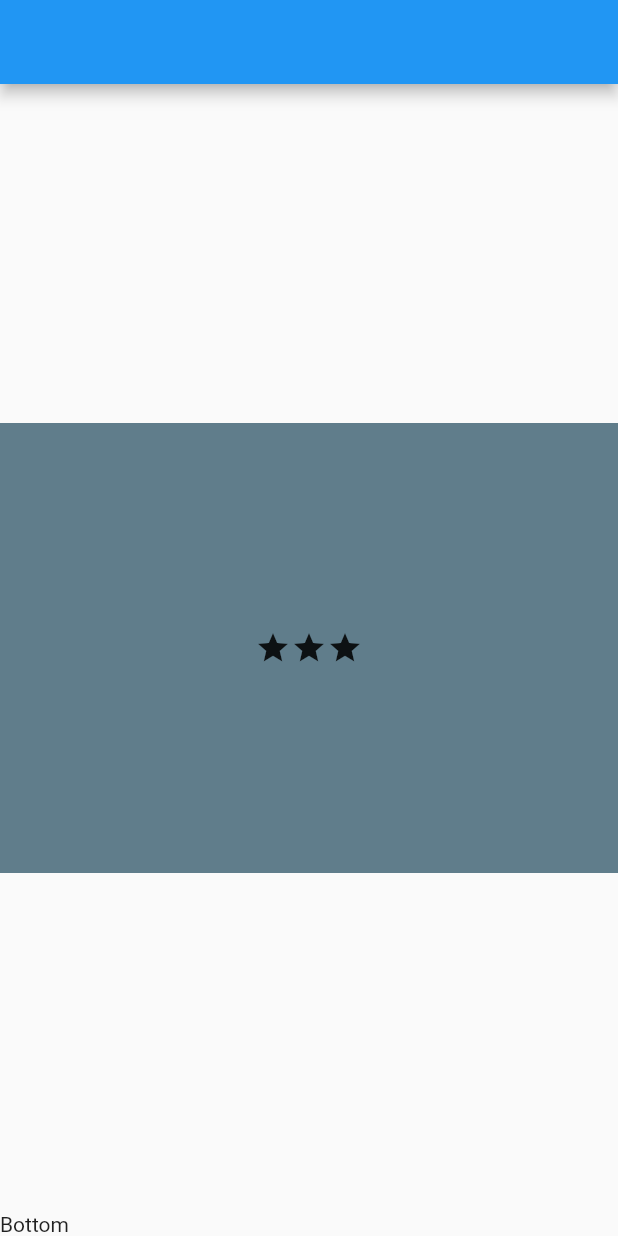
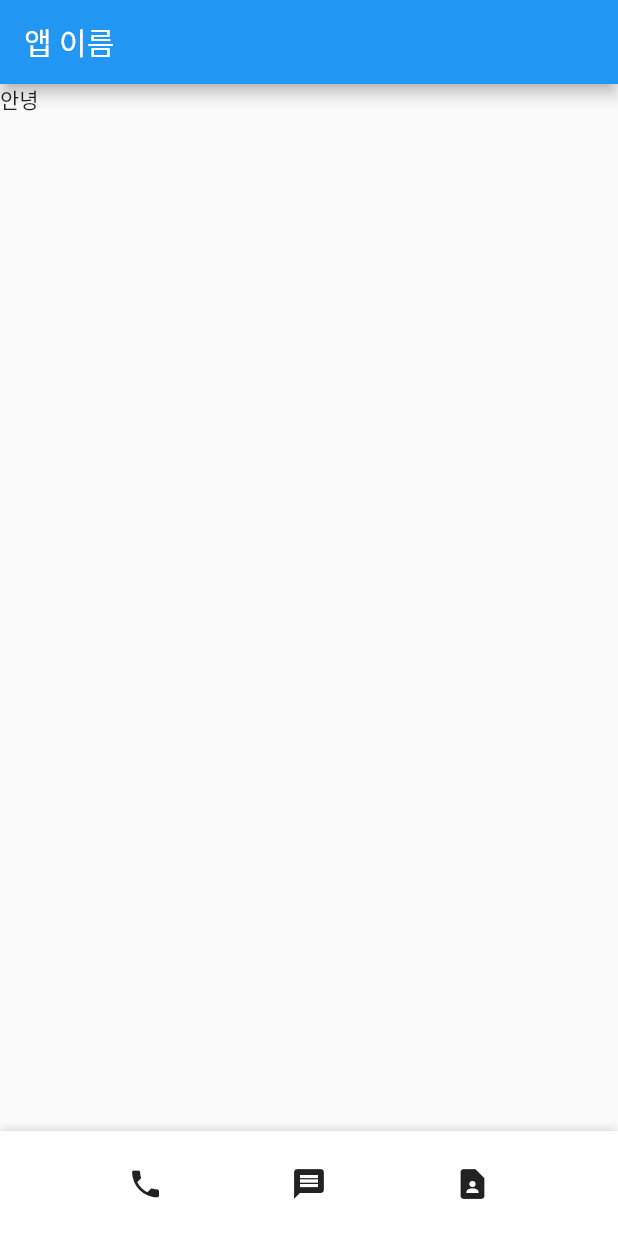
Before and after one commit to milk717/flutter-study, a Flutter app: the screen it shows after launch, on a phone screen of 412 x 824 dp. Run offline on Flutter 3.47's test engine with Material 2 defaults, Android fonts, the phone set to English and light mode, and no system bars.

Commit message:
Scaffold 활용

```diff
--- a/lib/main.dart
+++ b/lib/main.dart
@@ -10,27 +10,32 @@ class MyApp extends StatelessWidget {
   Widget build(BuildContext context) {
     return MaterialApp(
       home: Scaffold( //레이아웃을 상 중 하로 나누어줌
-        appBar: AppBar(), //상단
-        body: Center(
-          child: Container(
-            color: Colors.blueGrey,
-            height: 300,
-            child: Row(  //body == 중단, Row == 레이아웃을 가로로 배치 (Column == 세로로 배치)
-              mainAxisAlignment: MainAxisAlignment.center,  //가로축 정렬 (CSS flexBox 랑 비슷한가???)
-              crossAxisAlignment: CrossAxisAlignment.center,  //세로축 정렬
-              /*
-                현재 Row 여서 정축이 가로니까 mainAxisAlignment 가 가로축이 되고,
-                crossAxisAlignment 가 세로축이 된다. Column 으로 설정 시 반대
-              */
-              children: const [
-                Icon(Icons.star),
-                Icon(Icons.star),
-                Icon(Icons.star),
-              ],
-            ),
+        appBar: AppBar(
+          title: Text('앱 이름'),
+        ), //상단
+        body: Text('안녕'),
+        bottomNavigationBar: Container(
+          height: 70,
+          decoration: BoxDecoration(
+            color: Colors.white,
+            boxShadow: [
+              BoxShadow(
+                color: Colors.grey.withOpacity(0.5),
+                spreadRadius: 0,
+                blurRadius: 5.0,
+              )
+            ]
           ),
-        ),
-          bottomNavigationBar: Text("Bottom"),  //하단
+          child: Row(
+            mainAxisAlignment: MainAxisAlignment.spaceEvenly,
+            crossAxisAlignment: CrossAxisAlignment.center,
+            children: const [
+              Icon(Icons.phone),
+              Icon(Icons.message),
+              Icon(Icons.contact_page),
+            ],
+          ),  //하단
+        )
       )
     );
   }
```
